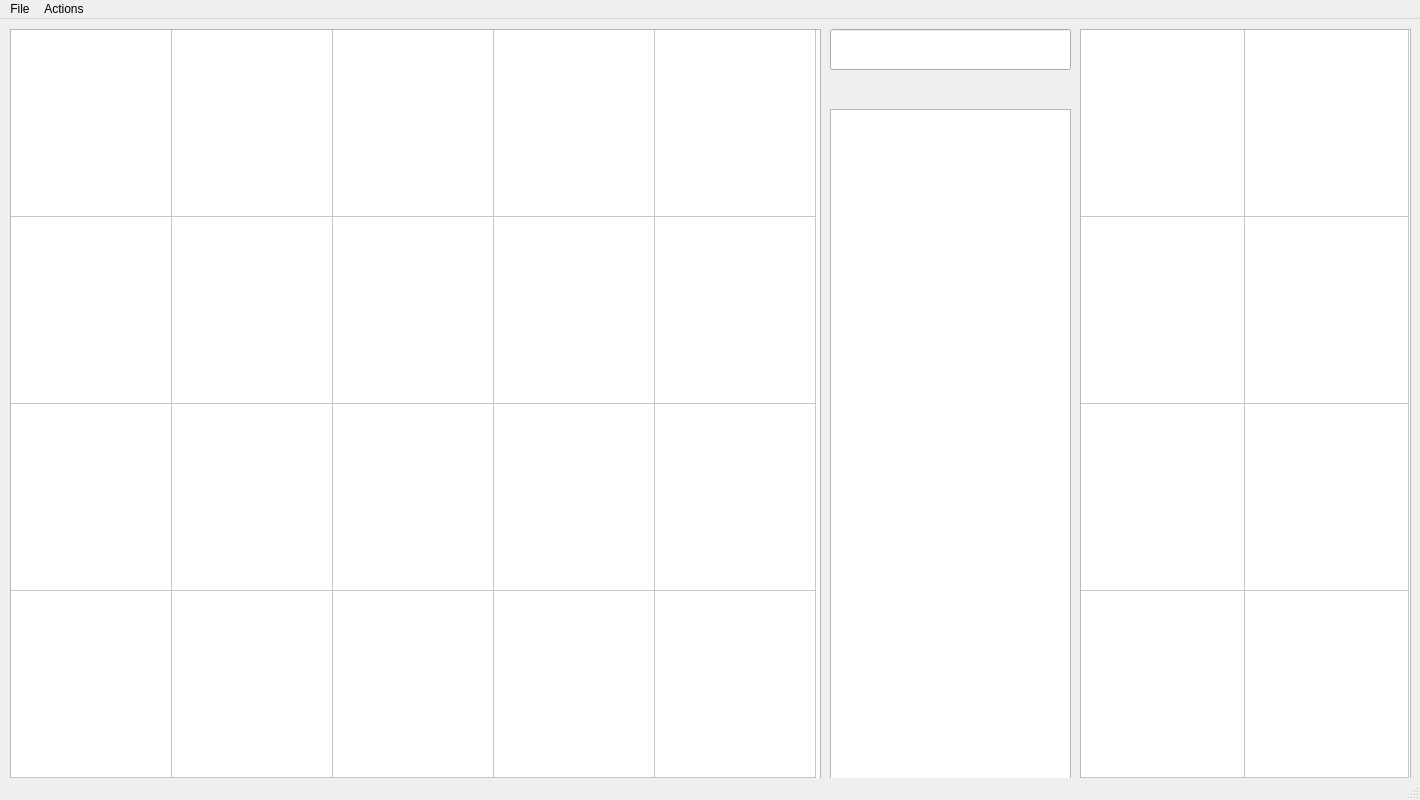
Qt form GUI/PearLog.ui (Pearadox/PearLogger) before a commit.
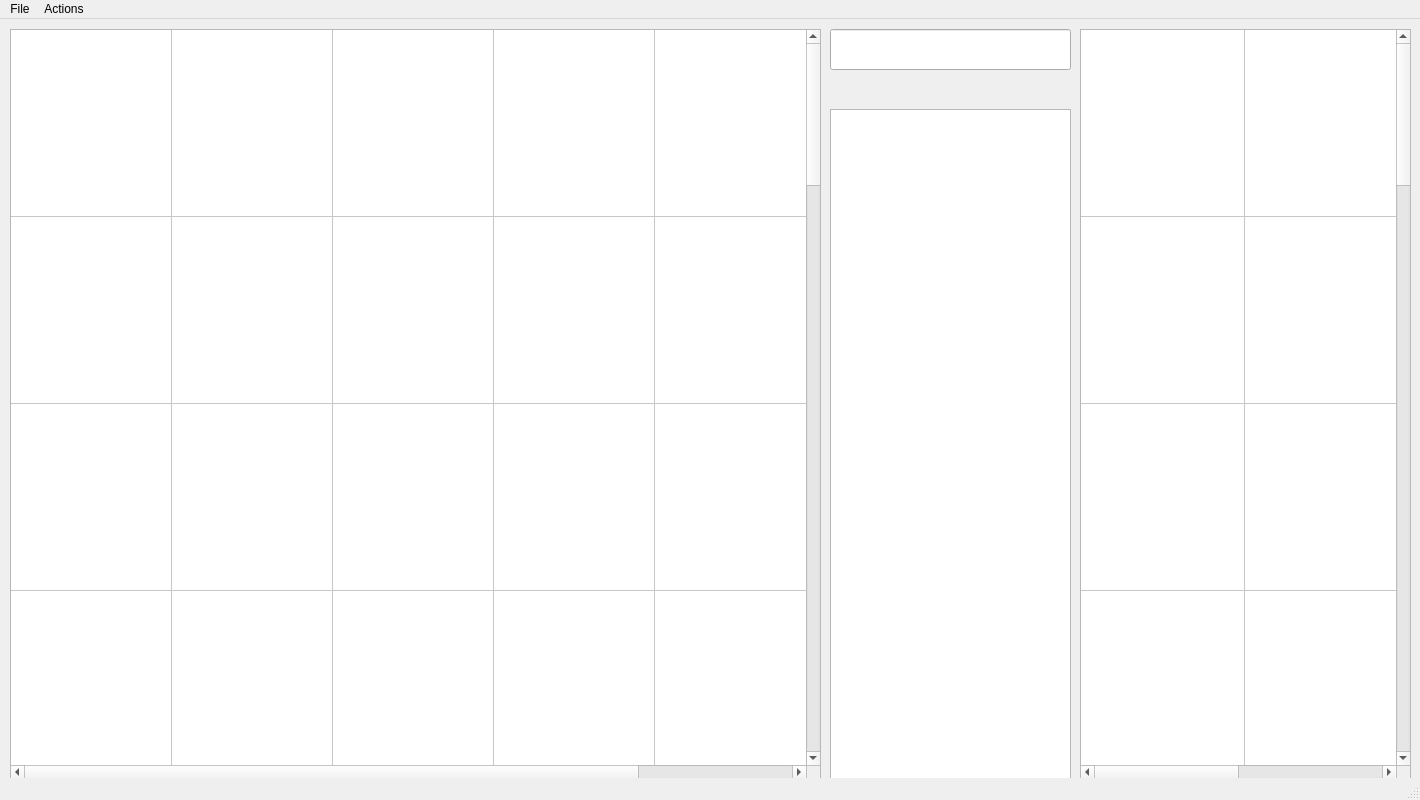
The same form after that commit. Icons and pictures are not drawn.

The edit to the form file:
```diff
--- a/GUI/PearLog.ui
+++ b/GUI/PearLog.ui
@@ -28,7 +28,7 @@
      </rect>
     </property>
     <property name="rowCount">
-     <number>4</number>
+     <number>15</number>
     </property>
     <property name="columnCount">
      <number>5</number>
@@ -58,6 +58,17 @@
     <row/>
     <row/>
     <row/>
+    <row/>
+    <row/>
+    <row/>
+    <row/>
+    <row/>
+    <row/>
+    <row/>
+    <row/>
+    <row/>
+    <row/>
+    <row/>
     <column/>
     <column/>
     <column/>
@@ -112,7 +123,7 @@
      </rect>
     </property>
     <property name="rowCount">
-     <number>4</number>
+     <number>15</number>
     </property>
     <property name="columnCount">
      <number>2</number>
@@ -139,6 +150,17 @@
     <row/>
     <row/>
     <row/>
+    <row/>
+    <row/>
+    <row/>
+    <row/>
+    <row/>
+    <row/>
+    <row/>
+    <row/>
+    <row/>
+    <row/>
+    <row/>
     <column/>
     <column/>
    </widget>
```
Left out of the diff: 6 changed lines with no effect on the pictures.
